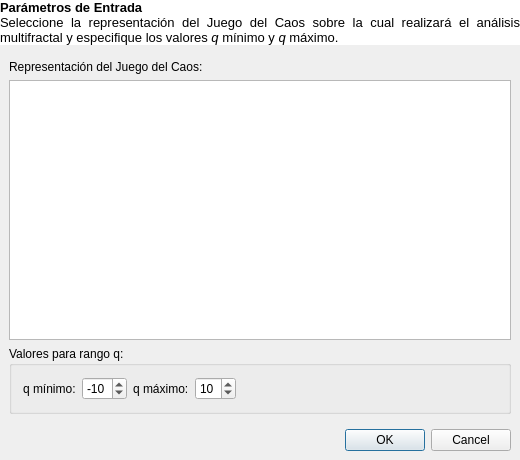
Above: src/gui/MfaParametersForm.ui from hspitia/GenomAMf before the change. Below: the same form after it.
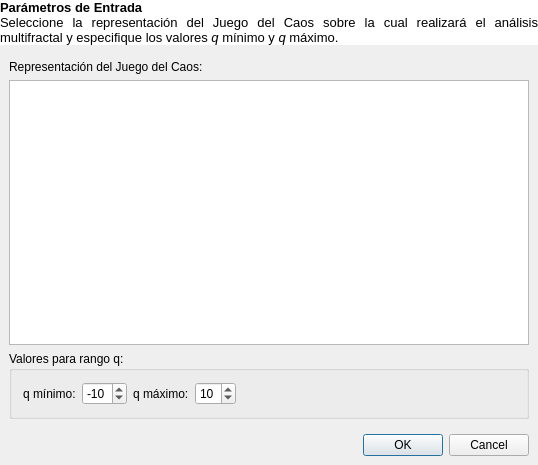
That is the form after the change.

What changed in the file:
```diff
--- a/src/gui/MfaParametersForm.ui
+++ b/src/gui/MfaParametersForm.ui
@@ -6,8 +6,8 @@
    <rect>
     <x>0</x>
     <y>0</y>
-    <width>520</width>
-    <height>460</height>
+    <width>538</width>
+    <height>465</height>
    </rect>
   </property>
   <property name="windowTitle">
```
Left out of the diff: 60 changed lines with no effect on the pictures. Lines whose indentation alone changed are shown as unchanged.
